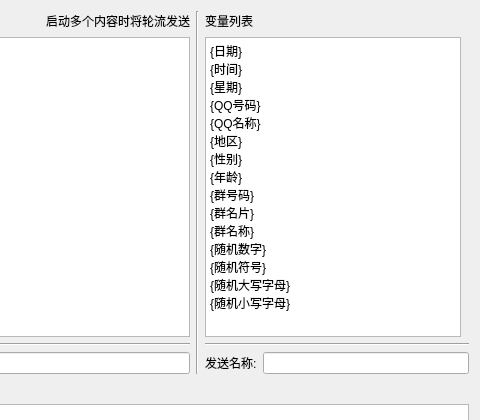
Above: Gui/WWordList.ui from ConstStar/Market before the change; both pictures show x 421 to 901 and y 0 to 420 of the 901 by 770 pixel window. Below: the same form after it.
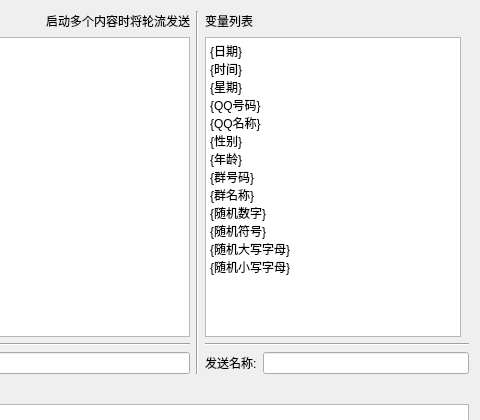
That is the form after the change.

Diff of the .ui file:
```diff
--- a/Gui/WWordList.ui
+++ b/Gui/WWordList.ui
@@ -168,11 +168,9 @@
 &lt;p style=&quot; margin-top:0px; margin-bottom:0px; margin-left:0px; margin-right:0px; -qt-block-indent:0; text-indent:0px;&quot;&gt;&lt;span style=&quot; font-family:'SimSun';&quot;&gt;{星期}&lt;/span&gt;&lt;/p&gt;
 &lt;p style=&quot; margin-top:0px; margin-bottom:0px; margin-left:0px; margin-right:0px; -qt-block-indent:0; text-indent:0px;&quot;&gt;&lt;span style=&quot; font-family:'SimSun';&quot;&gt;{QQ号码}&lt;/span&gt;&lt;/p&gt;
 &lt;p style=&quot; margin-top:0px; margin-bottom:0px; margin-left:0px; margin-right:0px; -qt-block-indent:0; text-indent:0px;&quot;&gt;&lt;span style=&quot; font-family:'SimSun';&quot;&gt;{QQ名称}&lt;/span&gt;&lt;/p&gt;
-&lt;p style=&quot; margin-top:0px; margin-bottom:0px; margin-left:0px; margin-right:0px; -qt-block-indent:0; text-indent:0px;&quot;&gt;&lt;span style=&quot; font-family:'SimSun';&quot;&gt;{地区}&lt;/span&gt;&lt;/p&gt;
 &lt;p style=&quot; margin-top:0px; margin-bottom:0px; margin-left:0px; margin-right:0px; -qt-block-indent:0; text-indent:0px;&quot;&gt;&lt;span style=&quot; font-family:'SimSun';&quot;&gt;{性别}&lt;/span&gt;&lt;/p&gt;
 &lt;p style=&quot; margin-top:0px; margin-bottom:0px; margin-left:0px; margin-right:0px; -qt-block-indent:0; text-indent:0px;&quot;&gt;&lt;span style=&quot; font-family:'SimSun';&quot;&gt;{年龄}&lt;/span&gt;&lt;/p&gt;
 &lt;p style=&quot; margin-top:0px; margin-bottom:0px; margin-left:0px; margin-right:0px; -qt-block-indent:0; text-indent:0px;&quot;&gt;&lt;span style=&quot; font-family:'SimSun';&quot;&gt;{群号码}&lt;/span&gt;&lt;/p&gt;
-&lt;p style=&quot; margin-top:0px; margin-bottom:0px; margin-left:0px; margin-right:0px; -qt-block-indent:0; text-indent:0px;&quot;&gt;&lt;span style=&quot; font-family:'SimSun';&quot;&gt;{群名片}&lt;/span&gt;&lt;/p&gt;
 &lt;p style=&quot; margin-top:0px; margin-bottom:0px; margin-left:0px; margin-right:0px; -qt-block-indent:0; text-indent:0px;&quot;&gt;&lt;span style=&quot; font-family:'SimSun';&quot;&gt;{群名称}&lt;/span&gt;&lt;/p&gt;
 &lt;p style=&quot; margin-top:0px; margin-bottom:0px; margin-left:0px; margin-right:0px; -qt-block-indent:0; text-indent:0px;&quot;&gt;&lt;span style=&quot; font-family:'SimSun';&quot;&gt;{随机数字}	&lt;/span&gt;&lt;/p&gt;
 &lt;p style=&quot; margin-top:0px; margin-bottom:0px; margin-left:0px; margin-right:0px; -qt-block-indent:0; text-indent:0px;&quot;&gt;&lt;span style=&quot; font-family:'SimSun';&quot;&gt;{随机符号}&lt;/span&gt;&lt;/p&gt;
```
